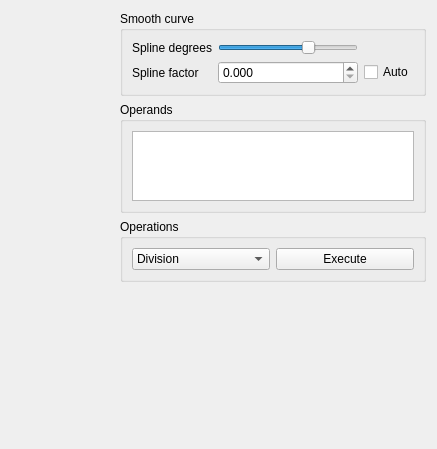
Qt form plots_math.ui (GuLinux/PySpectrum) before a commit.
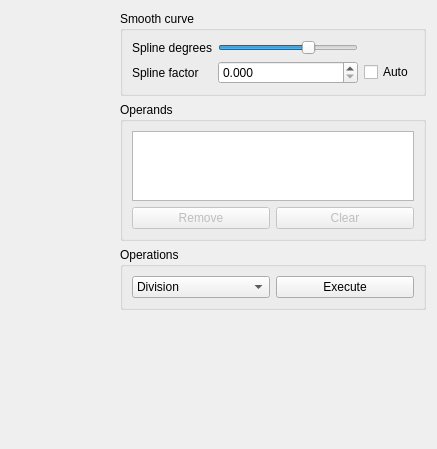
The same form after that commit.

Commit message: allow to remove operands

What changed in the file:
```diff
--- a/plots_math.ui
+++ b/plots_math.ui
@@ -20,7 +20,7 @@
       <string>Operands</string>
      </property>
      <layout class="QGridLayout" name="gridLayout_3">
-      <item row="0" column="0">
+      <item row="0" column="0" colspan="2">
        <widget class="QListView" name="operands_listview">
         <property name="sizePolicy">
          <sizepolicy hsizetype="Minimum" vsizetype="Expanding">
@@ -33,6 +33,26 @@
         </property>
        </widget>
       </item>
+      <item row="1" column="0">
+       <widget class="QPushButton" name="remove_operand">
+        <property name="enabled">
+         <bool>false</bool>
+        </property>
+        <property name="text">
+         <string>Remove</string>
+        </property>
+       </widget>
+      </item>
+      <item row="1" column="1">
+       <widget class="QPushButton" name="clear_operands">
+        <property name="enabled">
+         <bool>false</bool>
+        </property>
+        <property name="text">
+         <string>Clear</string>
+        </property>
+       </widget>
+      </item>
      </layout>
     </widget>
    </item>
@@ -179,7 +199,14 @@
     </spacer>
    </item>
    <item row="0" column="0" rowspan="4">
-    <widget class="QWidget" name="plot" native="true"/>
+    <widget class="QWidget" name="plot" native="true">
+     <property name="sizePolicy">
+      <sizepolicy hsizetype="Preferred" vsizetype="Preferred">
+       <horstretch>1</horstretch>
+       <verstretch>0</verstretch>
+      </sizepolicy>
+     </property>
+    </widget>
    </item>
   </layout>
   <action name="actionSelectPointsToRemove">
```
The commit also changes 7 other files.
